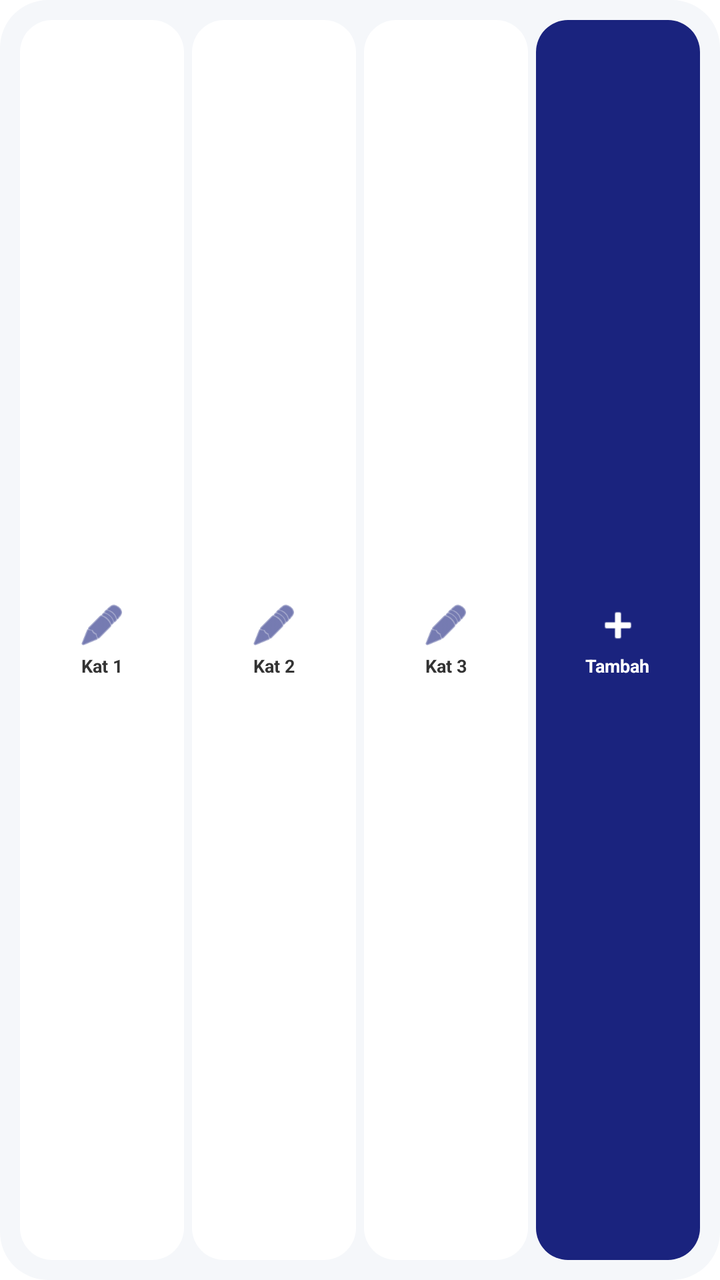
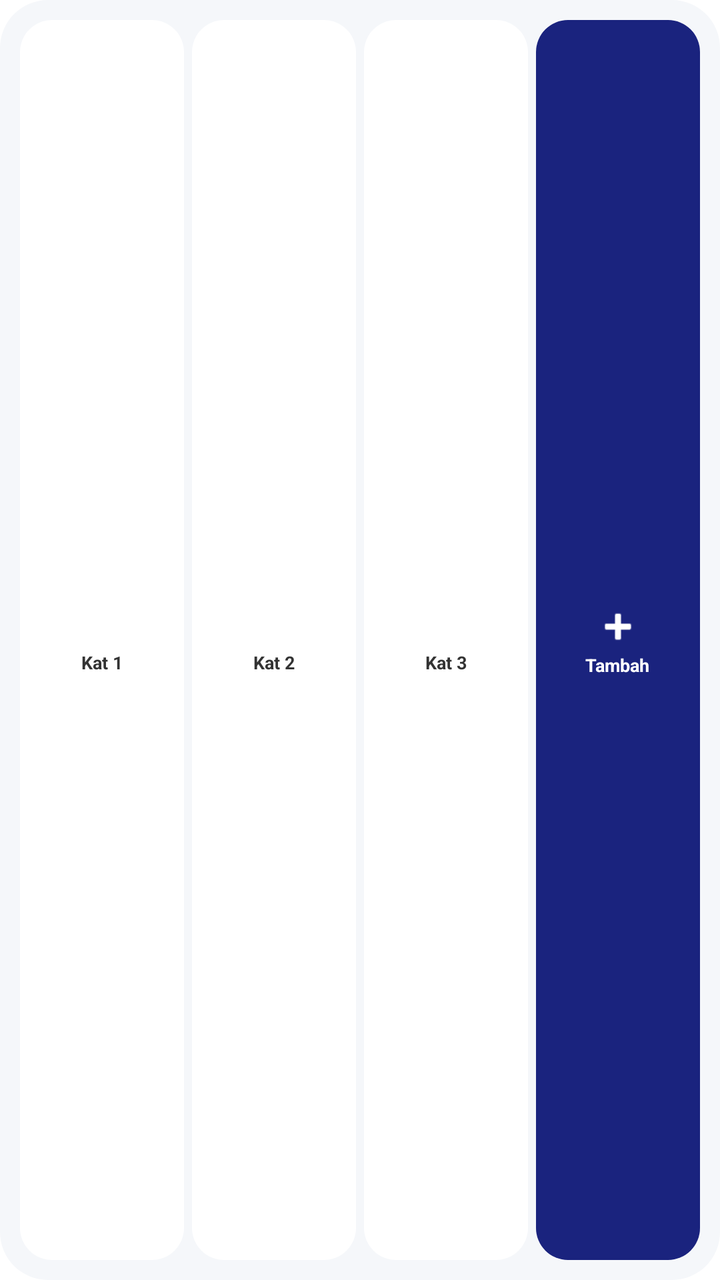

Screens rendered from an Android XML layout before and after an edit, with the pre-edit source and the edit as a unified diff.
<!-- AndroidManifest.xml: fallback theme Theme.MaterialComponents.DayNight.NoActionBar -->
<!-- res/layout/widget_layout_row.xml -->
<?xml version="1.0" encoding="utf-8"?>
<LinearLayout xmlns:android="http://schemas.android.com/apk/res/android"
    android:id="@+id/widget_container_row"
    android:layout_width="match_parent"
    android:layout_height="match_parent"
    android:background="@drawable/widget_background"
    android:orientation="horizontal"
    android:padding="8dp">

    
    <LinearLayout
        android:id="@+id/widget_button_1_row"
        android:layout_width="0dp"
        android:layout_height="match_parent"
        android:layout_weight="1"
        android:layout_margin="2dp"
        android:background="@drawable/widget_button_bg"
        android:clickable="true"
        android:focusable="true"
        android:gravity="center"
        android:orientation="vertical">
        <ImageView
            android:id="@+id/widget_icon_1_row"
            android:layout_width="24dp"
            android:layout_height="24dp"
            android:src="@android:drawable/ic_menu_edit"
            android:tint="#1A237E" />
        <TextView
            android:id="@+id/widget_text_1_row"
            android:layout_width="wrap_content"
            android:layout_height="wrap_content"
            android:layout_marginTop="2dp"
            android:text="Kat 1"
            android:textColor="#333333"
            android:textSize="9sp"
            android:textStyle="bold" />
    </LinearLayout>

    
    <LinearLayout
        android:id="@+id/widget_button_2_row"
        android:layout_width="0dp"
        android:layout_height="match_parent"
        android:layout_weight="1"
        android:layout_margin="2dp"
        android:background="@drawable/widget_button_bg"
        android:clickable="true"
        android:focusable="true"
        android:gravity="center"
        android:orientation="vertical">
        <ImageView
            android:id="@+id/widget_icon_2_row"
            android:layout_width="24dp"
            android:layout_height="24dp"
            android:src="@android:drawable/ic_menu_edit"
            android:tint="#1A237E" />
        <TextView
            android:id="@+id/widget_text_2_row"
            android:layout_width="wrap_content"
            android:layout_height="wrap_content"
            android:layout_marginTop="2dp"
            android:text="Kat 2"
            android:textColor="#333333"
            android:textSize="9sp"
            android:textStyle="bold" />
    </LinearLayout>

    
    <LinearLayout
        android:id="@+id/widget_button_3_row"
        android:layout_width="0dp"
        android:layout_height="match_parent"
        android:layout_weight="1"
        android:layout_margin="2dp"
        android:background="@drawable/widget_button_bg"
        android:clickable="true"
        android:focusable="true"
        android:gravity="center"
        android:orientation="vertical">
        <ImageView
            android:id="@+id/widget_icon_3_row"
            android:layout_width="24dp"
            android:layout_height="24dp"
            android:src="@android:drawable/ic_menu_edit"
            android:tint="#1A237E" />
        <TextView
            android:id="@+id/widget_text_3_row"
            android:layout_width="wrap_content"
            android:layout_height="wrap_content"
            android:layout_marginTop="2dp"
            android:text="Kat 3"
            android:textColor="#333333"
            android:textSize="9sp"
            android:textStyle="bold" />
    </LinearLayout>

    
    <LinearLayout
        android:id="@+id/widget_button_4_row"
        android:layout_width="0dp"
        android:layout_height="match_parent"
        android:layout_weight="1"
        android:layout_margin="2dp"
        android:background="@drawable/widget_button_bg_accent"
        android:clickable="true"
        android:focusable="true"
        android:gravity="center"
        android:orientation="vertical">
        <ImageView
            android:layout_width="24dp"
            android:layout_height="24dp"
            android:src="@android:drawable/ic_input_add"
            android:tint="#FFFFFF" />
        <TextView
            android:layout_width="wrap_content"
            android:layout_height="wrap_content"
            android:layout_marginTop="2dp"
            android:text="Tambah"
            android:textColor="#FFFFFF"
            android:textSize="9sp"
            android:textStyle="bold" />
    </LinearLayout>

</LinearLayout>
<!-- resources referenced by this layout -->
<resources>
  <!-- drawable widget_background (drawable) -->
  <?xml version="1.0" encoding="utf-8"?>
  <shape xmlns:android="http://schemas.android.com/apk/res/android">
      <solid android:color="#F5F7FA" />
      <corners android:radius="24dp" />
  </shape>
  <!-- drawable widget_button_bg (drawable) -->
  <?xml version="1.0" encoding="utf-8"?>
  <ripple xmlns:android="http://schemas.android.com/apk/res/android"
      android:color="#E0E0E0">
      <item>
          <shape android:shape="rectangle">
              <solid android:color="#FFFFFF" />
              <corners android:radius="16dp" />
          </shape>
      </item>
  </ripple>
  <!-- drawable widget_button_bg_accent (drawable) -->
  <?xml version="1.0" encoding="utf-8"?>
  <ripple xmlns:android="http://schemas.android.com/apk/res/android"
      android:color="#3949AB">
      <item>
          <shape android:shape="rectangle">
              <solid android:color="#1A237E" />
              <corners android:radius="16dp" />
          </shape>
      </item>
  </ripple>
</resources>

<!-- the commit's change to res/layout/widget_layout_row.xml (unified diff, before → after) -->
@@ -19,17 +19,16 @@
         android:focusable="true"
         android:gravity="center"
         android:orientation="vertical">
-        <ImageView
+        <TextView
             android:id="@+id/widget_icon_1_row"
-            android:layout_width="24dp"
-            android:layout_height="24dp"
-            android:src="@android:drawable/ic_menu_edit"
-            android:tint="#1A237E" />
+            android:layout_width="wrap_content"
+            android:layout_height="wrap_content"
+            android:textSize="16sp" />
         <TextView
             android:id="@+id/widget_text_1_row"
             android:layout_width="wrap_content"
             android:layout_height="wrap_content"
-            android:layout_marginTop="2dp"
+            android:layout_marginTop="1dp"
             android:text="Kat 1"
             android:textColor="#333333"
             android:textSize="9sp"
@@ -48,17 +47,16 @@
         android:focusable="true"
         android:gravity="center"
         android:orientation="vertical">
-        <ImageView
+        <TextView
             android:id="@+id/widget_icon_2_row"
-            android:layout_width="24dp"
-            android:layout_height="24dp"
-            android:src="@android:drawable/ic_menu_edit"
-            android:tint="#1A237E" />
+            android:layout_width="wrap_content"
+            android:layout_height="wrap_content"
+            android:textSize="16sp" />
         <TextView
             android:id="@+id/widget_text_2_row"
             android:layout_width="wrap_content"
             android:layout_height="wrap_content"
-            android:layout_marginTop="2dp"
+            android:layout_marginTop="1dp"
             android:text="Kat 2"
             android:textColor="#333333"
             android:textSize="9sp"
@@ -77,17 +75,16 @@
         android:focusable="true"
         android:gravity="center"
         android:orientation="vertical">
-        <ImageView
+        <TextView
             android:id="@+id/widget_icon_3_row"
-            android:layout_width="24dp"
-            android:layout_height="24dp"
-            android:src="@android:drawable/ic_menu_edit"
-            android:tint="#1A237E" />
+            android:layout_width="wrap_content"
+            android:layout_height="wrap_content"
+            android:textSize="16sp" />
         <TextView
             android:id="@+id/widget_text_3_row"
             android:layout_width="wrap_content"
             android:layout_height="wrap_content"
-            android:layout_marginTop="2dp"
+            android:layout_marginTop="1dp"
             android:text="Kat 3"
             android:textColor="#333333"
             android:textSize="9sp"
@@ -114,7 +111,7 @@
         <TextView
             android:layout_width="wrap_content"
             android:layout_height="wrap_content"
-            android:layout_marginTop="2dp"
+            android:layout_marginTop="1dp"
             android:text="Tambah"
             android:textColor="#FFFFFF"
             android:textSize="9sp"
